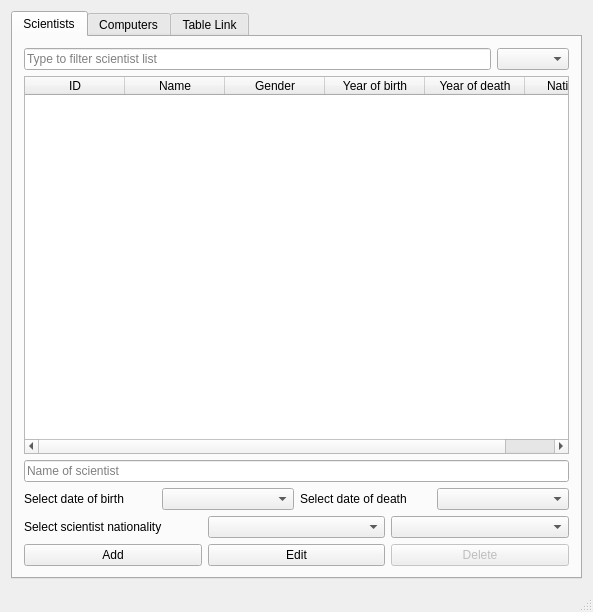
Above: mainwindow.ui from marin16/Skil3 before the change. Below: the same form after it.
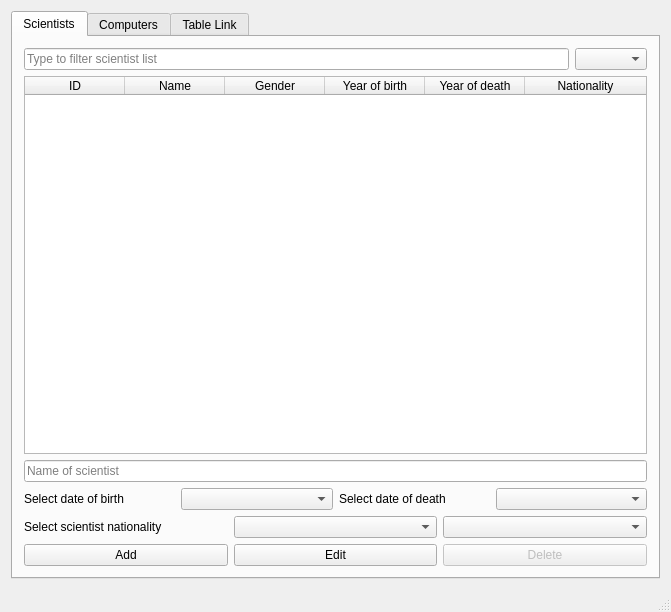
That is the form after the change. The open tabs and pages were chosen to show the change.

Commit message: Displays alive instead of 0 and Female/Male instead of F/M

Patch:
```diff
--- a/mainwindow.ui
+++ b/mainwindow.ui
@@ -6,7 +6,7 @@
    <rect>
     <x>0</x>
     <y>0</y>
-    <width>593</width>
+    <width>671</width>
     <height>612</height>
    </rect>
   </property>
```
Left out of the diff: 4 changed lines with no effect on the pictures. The commit also changes 1 other file.
